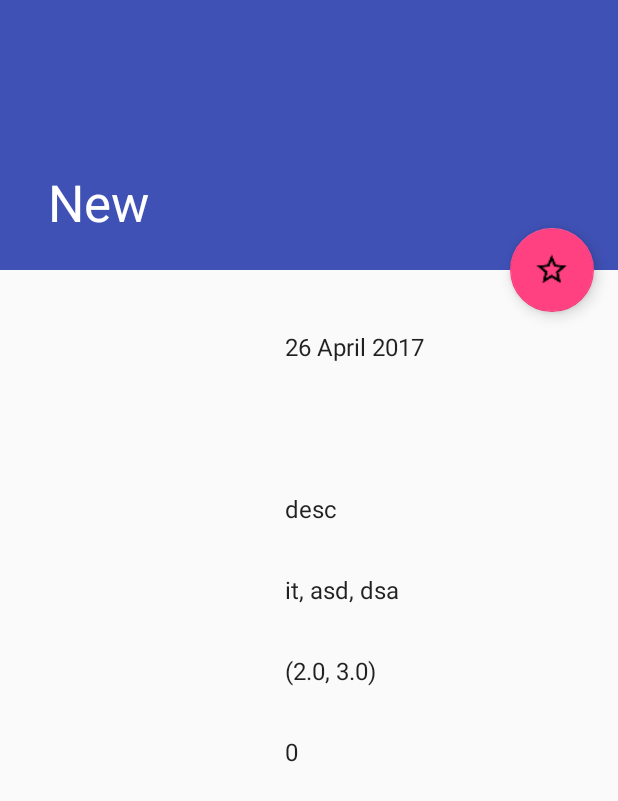
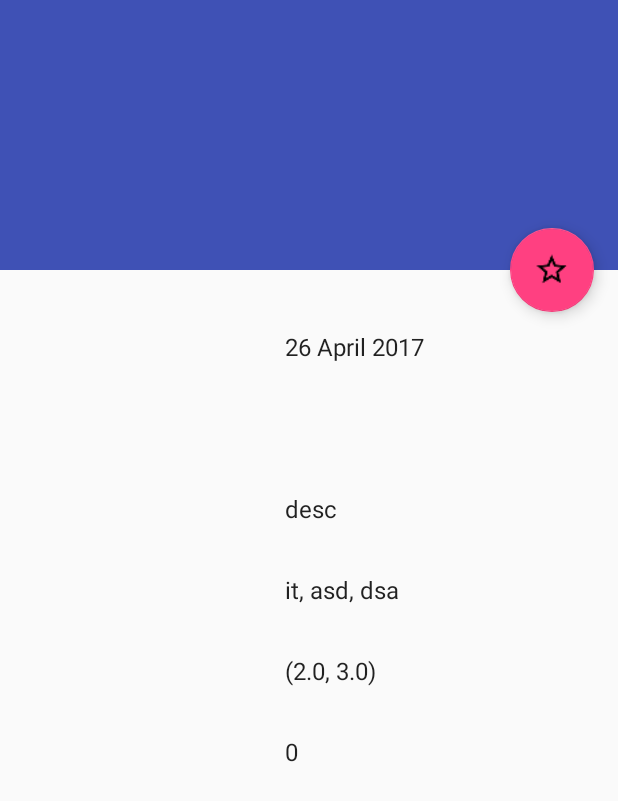
Before and after one commit to ripa1993/NeighborhoodSecurity, an Android app: the screen it shows after launch (EventDetailActivity), on a phone screen of 412 x 824 dp. Shown: the top 801 px of the screen. Run offline under Robolectric (Android 15) with nearby library versions, the phone set to English and light mode, and no system bars; libraries missing offline, so code that uses them is left out: xdroid.enumformat; 4 statements that could not run were skipped.

Commit message:
change title

```diff
--- a/app/src/main/java/com/moscowmuleaddicted/neighborhoodsecurity/activity/EventDetailActivity.java
+++ b/app/src/main/java/com/moscowmuleaddicted/neighborhoodsecurity/activity/EventDetailActivity.java
@@ -28,6 +28,7 @@ public class EventDetailActivity extends AppCompatActivity implements EventDetai
         setContentView(R.layout.activity_event_detail);
 
         // get data passed to the intent
+
         Bundle extras = getIntent().getExtras();
         Event event;
         if(extras != null){
@@ -41,7 +42,7 @@ public class EventDetailActivity extends AppCompatActivity implements EventDetai
 
         // setup the toolbar
         Toolbar toolbar = (Toolbar) findViewById(R.id.toolbar);
-        toolbar.setTitle("New "+event.getEventType());
+        toolbar.setTitle(event.getEventType().toString());
         setSupportActionBar(toolbar);
 
 
```
